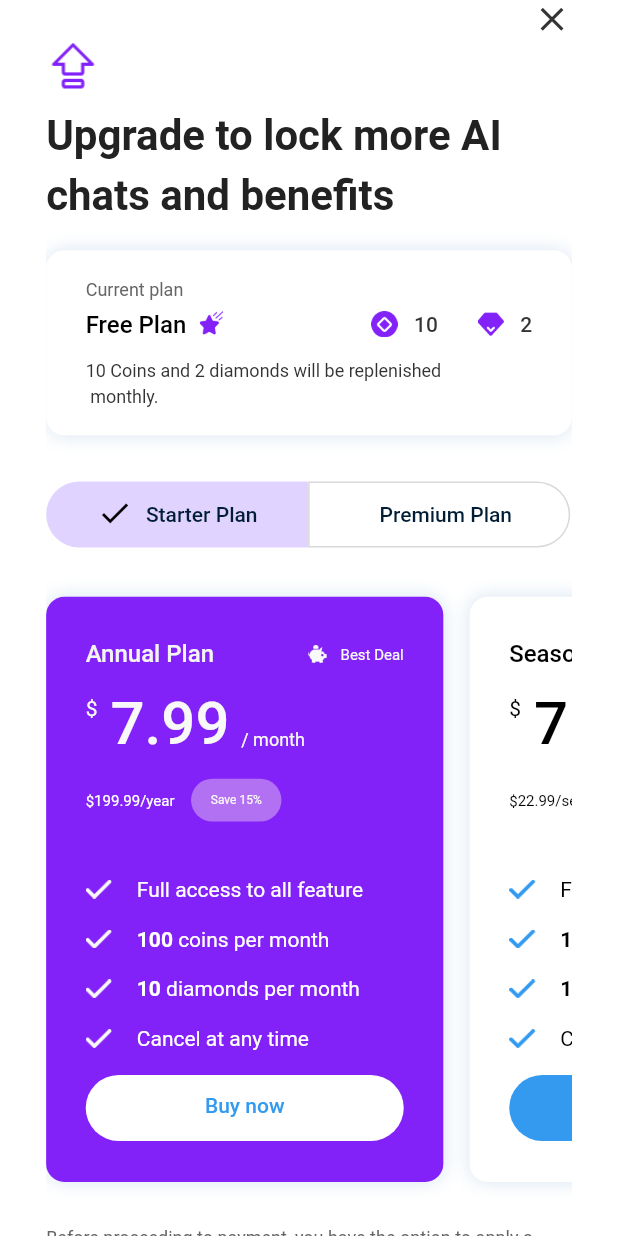
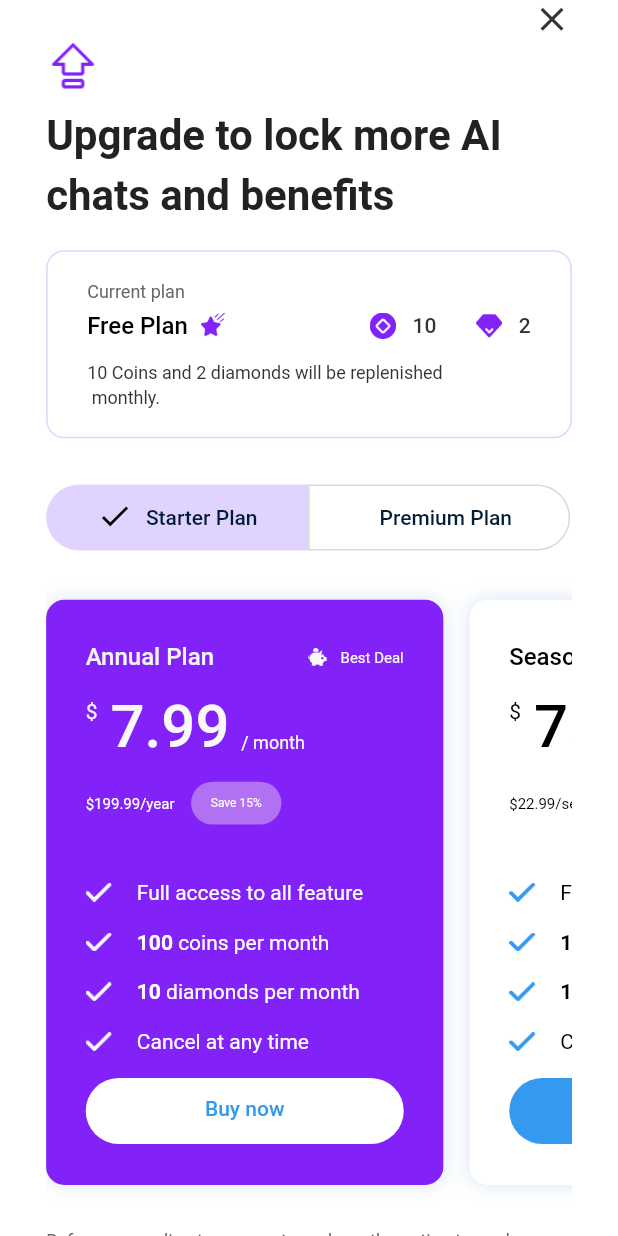
Before and after one commit to DreamRender/mathgptpro_mclient_flutter_new, a Flutter app: the UpgradeListPage screen opened directly, on a phone screen of 412 x 824 dp. Run offline on Flutter 3.47's test engine with Material 3 defaults, Android fonts, the phone set to English and light mode, and no system bars; our stand-ins replace cached_network_image, dio, dropdown_button2, event_bus, flutter_image_compress, flutter_native_splash and 10 more; missing offline and left inert: clipboard, crop_image, enum_to_string, jwt_decode, latext, wechat_assets_picker and 1 more; accounts and stored records are empty; network calls fail; statements that could not run were skipped.

Commit message:
feat: upgrade list page update

```diff
--- a/lib/view/payment_moudule/upgrade_list_page.dart
+++ b/lib/view/payment_moudule/upgrade_list_page.dart
@@ -66,16 +66,10 @@ class _UpgradeListPageState extends State<UpgradeListPage> {
                   decoration: ShapeDecoration(
                     color: Colors.white,
                     shape: RoundedRectangleBorder(
+                      side:
+                          const BorderSide(width: 1, color: Color(0xFFE1D3FF)),
                       borderRadius: BorderRadius.circular(12),
                     ),
-                    shadows: const [
-                      BoxShadow(
-                        color: Color(0x260054A7),
-                        blurRadius: 10,
-                        offset: Offset(0, 0),
-                        spreadRadius: 0,
-                      )
-                    ],
                   ),
                   child: Column(
                     crossAxisAlignment: CrossAxisAlignment.start,
```
